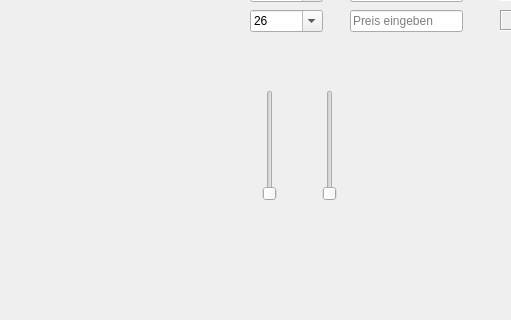
kretschmer1982/PizzaCalculator, file PizzaCalculator.ui: the form before one commit; both pictures show x 0 to 511 and y 160 to 480 of the 800 by 600 pixel window.
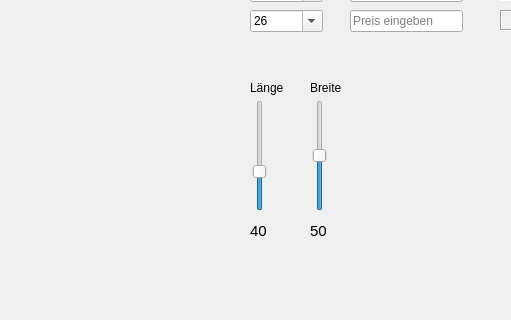
The form after the commit. Icons and pictures are not drawn.

The edit to the form file:
```diff
--- a/PizzaCalculator.ui
+++ b/PizzaCalculator.ui
@@ -334,8 +334,8 @@
    <widget class="QLabel" name="pizza_quad_label">
     <property name="geometry">
      <rect>
-      <x>10</x>
-      <y>240</y>
+      <x>0</x>
+      <y>250</y>
       <width>231</width>
       <height>121</height>
      </rect>
@@ -350,39 +350,66 @@
    <widget class="QSlider" name="verticalSlider">
     <property name="geometry">
      <rect>
-      <x>260</x>
-      <y>250</y>
+      <x>250</x>
+      <y>260</y>
       <width>20</width>
       <height>111</height>
      </rect>
     </property>
-    <property name="value">
+    <property name="minimum">
+     <number>20</number>
+    </property>
+    <property name="maximum">
+     <number>80</number>
+    </property>
+    <property name="singleStep">
      <number>0</number>
     </property>
-    <property name="sliderPosition">
+    <property name="pageStep">
      <number>0</number>
     </property>
+    <property name="value">
+     <number>40</number>
+    </property>
+    <property name="sliderPosition">
+     <number>40</number>
+    </property>
     <property name="orientation">
      <enum>Qt::Vertical</enum>
     </property>
     <property name="tickPosition">
      <enum>QSlider::NoTicks</enum>
     </property>
+    <property name="tickInterval">
+     <number>0</number>
+    </property>
    </widget>
    <widget class="QSlider" name="verticalSlider_2">
     <property name="geometry">
      <rect>
-      <x>320</x>
-      <y>250</y>
+      <x>310</x>
+      <y>260</y>
       <width>20</width>
       <height>111</height>
      </rect>
     </property>
+    <property name="minimum">
+     <number>20</number>
+    </property>
+    <property name="maximum">
+     <number>80</number>
+    </property>
+    <property name="singleStep">
+     <number>5</number>
+    </property>
+    <property name="pageStep">
+     <number>10</number>
+    </property>
     <property name="value">
-     <number>0</number>
+     <number>50</number>
     </property>
     <property name="sliderPosition">
-     <number>0</number>
+     <number>50</number>
     </property>
     <property name="orientation">
      <enum>Qt::Vertical</enum>
@@ -391,6 +418,68 @@
      <enum>QSlider::NoTicks</enum>
     </property>
    </widget>
+   <widget class="QLabel" name="length_label">
+    <property name="geometry">
+     <rect>
+      <x>250</x>
+      <y>380</y>
+      <width>21</width>
+      <height>21</height>
+     </rect>
+    </property>
+    <property name="font">
+     <font>
+      <pointsize>11</pointsize>
+     </font>
+    </property>
+    <property name="text">
+     <string>40</string>
+    </property>
+   </widget>
+   <widget class="QLabel" name="width_label">
+    <property name="geometry">
+     <rect>
+      <x>310</x>
+      <y>380</y>
+      <width>21</width>
+      <height>21</height>
+     </rect>
+    </property>
+    <property name="font">
+     <font>
+      <pointsize>11</pointsize>
+     </font>
+    </property>
+    <property name="text">
+     <string>50</string>
+    </property>
+   </widget>
+   <widget class="QLabel" name="label_4">
+    <property name="geometry">
+     <rect>
+      <x>250</x>
+      <y>240</y>
+      <width>41</width>
+      <height>16</height>
+     </rect>
+    </property>
+    <property name="text">
+     <string>Länge</string>
+    </property>
+   </widget>
+   <widget class="QLabel" name="label_5">
+    <property name="geometry">
+     <rect>
+      <x>310</x>
+      <y>240</y>
+      <width>41</width>
+      <height>16</height>
+     </rect>
+    </property>
+    <property name="text">
+     <string>Breite</string>
+    </property>
+   </widget>
    <zorder>pizza_round_label</zorder>
    <zorder>pizzaSize_CB_1</zorder>
    <zorder>pizzaPrice_LI_1</zorder>
```
Left out of the diff: 14 changed lines with no effect on the pictures.
